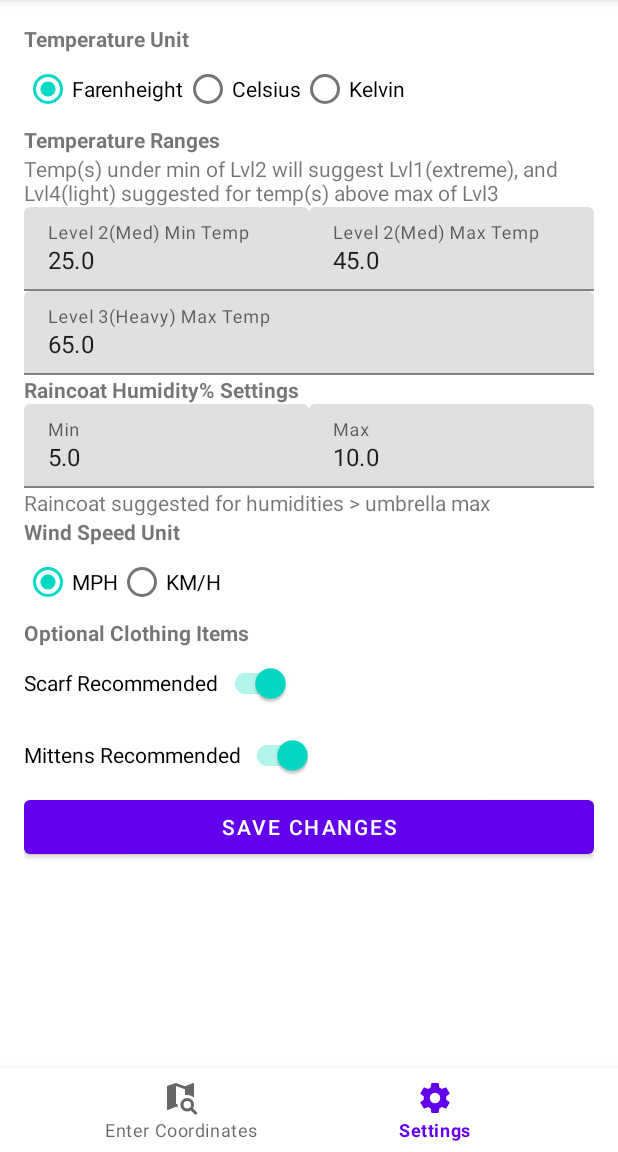
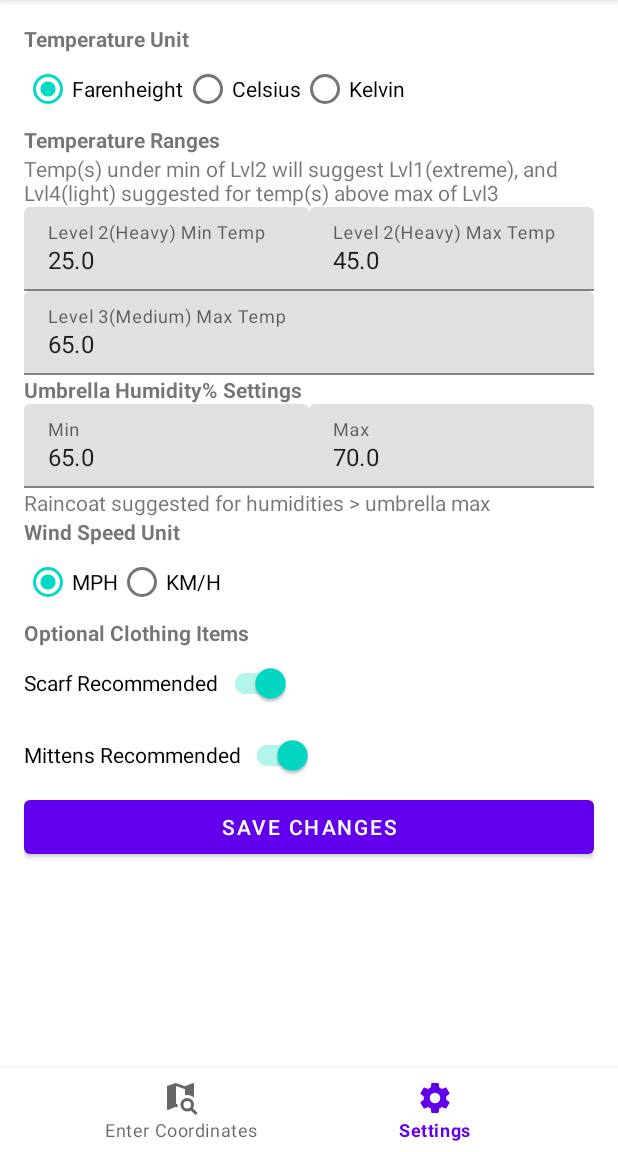
Before and after one commit to Sunsow-02/WeatherWardrobeJava, an Android app: the screen it shows after launch (MainActivity), item 2 of the bottom bar chosen, on a phone screen of 412 x 824 dp, the part 84-1236 px from its top. Run offline under Robolectric (Android 15) with nearby library versions, the phone set to English and light mode, and no system bars; our stand-ins replace navigation-ui.

Commit message:
added basefrag class so reduce replicated code in CoordinatesFragment and SettingsFragment

```diff
--- /dev/null
+++ b/app/src/main/java/com/example/javasp/ui/BaseFrag.java
@@ -0,0 +1,48 @@
+package com.example.javasp.ui;
+
+import android.content.Context;
+import android.content.SharedPreferences;
+
+import androidx.fragment.app.Fragment;
+
+import com.example.javasp.R;
+
+public class BaseFrag extends Fragment {
+    protected int temperature_option = 0;
+    protected float lvl2_min_val = 0;
+    protected float lvl2_max_val = 0;
+    protected float lvl3_max_val = 0;
+    protected float humidity_umbrella_min_val = 0;
+    protected float humidity_umbrella_max_val = 0;
+    protected int wind_speed_option = 0;
+    protected boolean scarf_enabled = false;
+    protected boolean mittens_enabled = false;
+
+    protected void restoreSettings() {
+        SharedPreferences sharedPref = getActivity().getPreferences(Context.MODE_PRIVATE);
+        temperature_option = sharedPref.getInt(getString(R.string.temp_option_key), 0);
+        lvl2_min_val = sharedPref.getFloat(getString(R.string.temp_lvl2min_key), 25);
+        lvl2_max_val = sharedPref.getFloat(getString(R.string.temp_lvl2max_key), 45);
+        lvl3_max_val = sharedPref.getFloat(getString(R.string.temp_lvl3max_key), 65);
+        humidity_umbrella_min_val = sharedPref.getFloat(getString(R.string.humidity_umbrella_min_key), 65);
+        humidity_umbrella_max_val = sharedPref.getFloat(getString(R.string.humidity_umbrella_max_key), 70);
+        wind_speed_option = sharedPref.getInt(getString(R.string.wind_speed_option_key), 0);
+        scarf_enabled = sharedPref.getBoolean(getString(R.string.scarf_enabled_key), true);
+        mittens_enabled = sharedPref.getBoolean(getString(R.string.mittens_enabled_key), true);
+    }
+
+    protected void saveSettings() {
+        SharedPreferences sharedPreferences = getActivity().getPreferences(Context.MODE_PRIVATE); //might cause problems (look into workaround for getDefaultSharedPref)
+        SharedPreferences.Editor editor = sharedPreferences.edit();
+        editor.putInt(getString(R.string.temp_option_key), temperature_option);
+        editor.putFloat(getString(R.string.temp_lvl2min_key), lvl2_min_val);
+        editor.putFloat(getString(R.string.temp_lvl2max_key), lvl2_max_val);
+        editor.putFloat(getString(R.string.temp_lvl3max_key), lvl3_max_val);
+        editor.putFloat(getString(R.string.humidity_umbrella_min_key), humidity_umbrella_min_val);
+        editor.putFloat(getString(R.string.humidity_umbrella_max_key), humidity_umbrella_max_val);
+        editor.putInt(getString(R.string.wind_speed_option_key), wind_speed_option);
+        editor.putBoolean(getString(R.string.scarf_enabled_key), scarf_enabled);
+        editor.putBoolean(getString(R.string.mittens_enabled_key), mittens_enabled);
+        editor.apply();
+    }
+}
--- a/app/src/main/java/com/example/javasp/ui/coordinates/CoordinatesFragment.java
+++ b/app/src/main/java/com/example/javasp/ui/coordinates/CoordinatesFragment.java
@@ -1,7 +1,6 @@
 package com.example.javasp.ui.coordinates;
 
 import android.Manifest;
-import android.app.Activity;
 import android.content.Context;
 import android.content.SharedPreferences;
 import android.content.pm.PackageManager;
@@ -21,9 +20,7 @@ import java.util.Date;
 import androidx.activity.result.ActivityResultLauncher;
 import androidx.activity.result.contract.ActivityResultContracts;
 import androidx.annotation.NonNull;
-import androidx.core.app.ActivityCompat;
 import androidx.core.content.ContextCompat;
-import androidx.fragment.app.Fragment;
 import androidx.lifecycle.ViewModelProvider;
 
 import com.example.javasp.MainActivity;
@@ -41,39 +38,30 @@ import org.json.JSONException;
 import org.json.JSONObject;
 
 import java.io.IOException;
-import java.util.concurrent.Executor;
 
 import okhttp3.OkHttpClient;
 import okhttp3.Request;
 import okhttp3.Response;
+import com.example.javasp.ui.BaseFrag;
 
-public class CoordinatesFragment extends Fragment {
+public class CoordinatesFragment extends BaseFrag {
     private FragmentCoordinatesBinding binding;
     private FusedLocationProviderClient fusedLocationClient;
-    public int temperature_option = 0;
-    float lvl2_min_val = 0;
-    float lvl2_max_val = 0;
-    float lvl3_max_val = 0;
-    float humidity_umbrella_min_val = 0;
-    float humidity_umbrella_max_val = 0;
-    public int wind_speed_option = 0;
-    public boolean scarf_enabled = false;
-    public boolean mittens_enabled = false;
     float longitude_val = 0;
     float latitude_val = 0;
 
-    public void restoreSettings() {
+    /*private void restoreSettings() {
         SharedPreferences sharedPref = getActivity().getPreferences(Context.MODE_PRIVATE);
         temperature_option = sharedPref.getInt(getString(R.string.temp_option_key), 0);
         lvl2_min_val = sharedPref.getFloat(getString(R.string.temp_lvl2min_key), 25);
         lvl2_max_val = sharedPref.getFloat(getString(R.string.temp_lvl2max_key), 45);
         lvl3_max_val = sharedPref.getFloat(getString(R.string.temp_lvl3max_key), 65);
-        humidity_umbrella_min_val = sharedPref.getFloat(getString(R.string.humidity_umbrella_max_key), 5);
-        humidity_umbrella_max_val = sharedPref.getFloat(getString(R.string.humidity_umbrella_max_key), 10);
+        humidity_umbrella_min_val = sharedPref.getFloat(getString(R.string.humidity_umbrella_min_key), 65);
+        humidity_umbrella_max_val = sharedPref.getFloat(getString(R.string.humidity_umbrella_max_key), 70);
         wind_speed_option = sharedPref.getInt(getString(R.string.wind_speed_option_key), 0);
         scarf_enabled = sharedPref.getBoolean(getString(R.string.scarf_enabled_key), true);
         mittens_enabled = sharedPref.getBoolean(getString(R.string.mittens_enabled_key), true);
-    }
+    }*/
 
     private ActivityResultLauncher<String> requestPermissionLauncher =
             registerForActivityResult(new ActivityResultContracts.RequestPermission(), isGranted -> {
@@ -89,6 +77,7 @@ public class CoordinatesFragment extends Fragment {
     public View onCreateView(@NonNull LayoutInflater inflater,
                              ViewGroup container, Bundle savedInstanceState) {
         StrictMode.ThreadPolicy policy = new StrictMode.ThreadPolicy.Builder().permitAll().build();
+
         StrictMode.setThreadPolicy(policy);
         CoordinatesViewModel dashboardViewModel =
                 new ViewModelProvider(this).get(CoordinatesViewModel.class);
--- a/app/src/main/java/com/example/javasp/ui/settings/SettingsFragment.java
+++ b/app/src/main/java/com/example/javasp/ui/settings/SettingsFragment.java
@@ -22,20 +22,11 @@ import com.example.javasp.databinding.FragmentSettingsBinding;
 import com.google.android.material.snackbar.Snackbar;
 import com.google.android.material.textfield.TextInputEditText;
 import com.google.android.material.textfield.TextInputLayout;
+import com.example.javasp.ui.BaseFrag;
 
-public class SettingsFragment extends Fragment {
-
+public class SettingsFragment extends BaseFrag {
     private FragmentSettingsBinding binding;
-    public int temperature_option = 0;
-    float lvl2_min_val = 0; float lvl2_max_val = 0;
-    float lvl3_max_val = 0;
-    float humidity_umbrella_min_val = 0;
-    float humidity_umbrella_max_val = 0;
-    int wind_speed_option = 0;
-    public boolean scarf_enabled = false;
-    public boolean mittens_enabled = false;
-
-    public void saveSettings() {
+    /*private void saveSettings() {
         SharedPreferences sharedPreferences = getActivity().getPreferences(Context.MODE_PRIVATE); //might cause problems (look into workaround for getDefaultSharedPref)
         SharedPreferences.Editor editor = sharedPreferences.edit();
         editor.putInt(getString(R.string.temp_option_key), temperature_option);
@@ -48,9 +39,9 @@ public class SettingsFragment extends Fragment {
         editor.putBoolean(getString(R.string.scarf_enabled_key), scarf_enabled);
         editor.putBoolean(getString(R.string.mittens_enabled_key), mittens_enabled);
         editor.apply();
-    }
+    }*/
 
-    public void restoreSettings() {
+    /*private void restoreSettings() {
         SharedPreferences sharedPref = getActivity().getPreferences(Context.MODE_PRIVATE);
         //2nd param of get is default value if it cant be found
         //assigning values not rlly necessary but should be done for consistency
@@ -58,12 +49,12 @@ public class SettingsFragment extends Fragment {
         lvl2_min_val = sharedPref.getFloat(getString(R.string.temp_lvl2min_key), 25);
         lvl2_max_val = sharedPref.getFloat(getString(R.string.temp_lvl2max_key), 45);
         lvl3_max_val = sharedPref.getFloat(getString(R.string.temp_lvl3max_key), 65);
-        humidity_umbrella_min_val = sharedPref.getFloat(getString(R.string.humidity_umbrella_min_key), 5);
-        humidity_umbrella_max_val = sharedPref.getFloat(getString(R.string.humidity_umbrella_max_key), 10);
+        humidity_umbrella_min_val = sharedPref.getFloat(getString(R.string.humidity_umbrella_min_key), 65);
+        humidity_umbrella_max_val = sharedPref.getFloat(getString(R.string.humidity_umbrella_max_key), 70);
         wind_speed_option = sharedPref.getInt(getString(R.string.wind_speed_option_key), 0);
         scarf_enabled = sharedPref.getBoolean(getString(R.string.scarf_enabled_key), true);
         mittens_enabled = sharedPref.getBoolean(getString(R.string.mittens_enabled_key), true);
-    }
+    }*/
 
     RadioGroup radioGroup_temp;
     RadioGroup radioGroup_wind_speed;
--- a/app/src/main/res/layout/fragment_settings.xml
+++ b/app/src/main/res/layout/fragment_settings.xml
@@ -66,7 +66,7 @@
                         android:layout_height="wrap_content"
                         android:layout_width="match_parent"
                         android:id="@+id/temp_lvl_2_min_input"
-                        android:inputType="text" />
+                        android:inputType="numberDecimal|numberSigned"/>
                 </com.google.android.material.textfield.TextInputLayout>
 
                 <com.google.android.material.textfield.TextInputLayout
@@ -80,7 +80,7 @@
                         android:layout_height="wrap_content"
                         android:layout_width="match_parent"
                         android:id="@+id/temp_lvl_2_max_input"
-                        android:inputType="text" />
+                        android:inputType="numberDecimal|numberSigned" />
                 </com.google.android.material.textfield.TextInputLayout>
             </LinearLayout>
 
@@ -94,7 +94,7 @@
                         android:layout_height="wrap_content"
                         android:layout_width="match_parent"
                         android:id="@+id/temp_lvl_3_max_input"
-                        android:inputType="text" />
+                        android:inputType="numberDecimal|numberSigned"/>
                 </com.google.android.material.textfield.TextInputLayout>
 
 
@@ -119,7 +119,7 @@
                         android:layout_height="wrap_content"
                         android:layout_width="match_parent"
                         android:id="@+id/humidity_umbrella_min_input"
-                        android:inputType="text" />
+                        android:inputType="numberDecimal|numberSigned"/>
                 </com.google.android.material.textfield.TextInputLayout>
 
                 <com.google.android.material.textfield.TextInputLayout
@@ -133,7 +133,7 @@
                         android:layout_height="wrap_content"
                         android:layout_width="match_parent"
                         android:id="@+id/humidity_umbrella_max_input"
-                        android:inputType="text" />
+                        android:inputType="numberDecimal|numberSigned"/>
                 </com.google.android.material.textfield.TextInputLayout>
             </LinearLayout>
 
--- a/app/src/main/res/values/strings.xml
+++ b/app/src/main/res/values/strings.xml
@@ -9,14 +9,14 @@
     <string name="switch2">Mittens Recommended</string>
     <string name="temperature_header">Temperature Ranges</string>
     <string name="temperature_note">Temp(s) under min of Lvl2 will suggest Lvl1(extreme), and Lvl4(light) suggested for temp(s) above max of Lvl3</string>
-    <string name="humidity_header">Raincoat Humidity% Settings</string>
+    <string name="humidity_header">Umbrella Humidity% Settings</string>
     <string name="temp_unit_header">Temperature Unit</string>
     <string name="farenheight">Farenheight</string>
     <string name="celsius">Celsius</string>
     <string name="kelvin">Kelvin</string>
-    <string name="temp_lvl_2_min">Level 2(Med) Min Temp</string>
-    <string name="temp_lvl_2_max">Level 2(Med) Max Temp</string>
-    <string name="temp_lvl_3_max">Level 3(Heavy) Max Temp</string>
+    <string name="temp_lvl_2_min">Level 2(Heavy) Min Temp</string>
+    <string name="temp_lvl_2_max">Level 2(Heavy) Max Temp</string>
+    <string name="temp_lvl_3_max">Level 3(Medium) Max Temp</string>
     <string name="humidity_umbrella_max">Max</string>
     <string name="humidity_umbrella_min">Min</string>
     <string name="save_changes_button">Save Changes</string>
```
